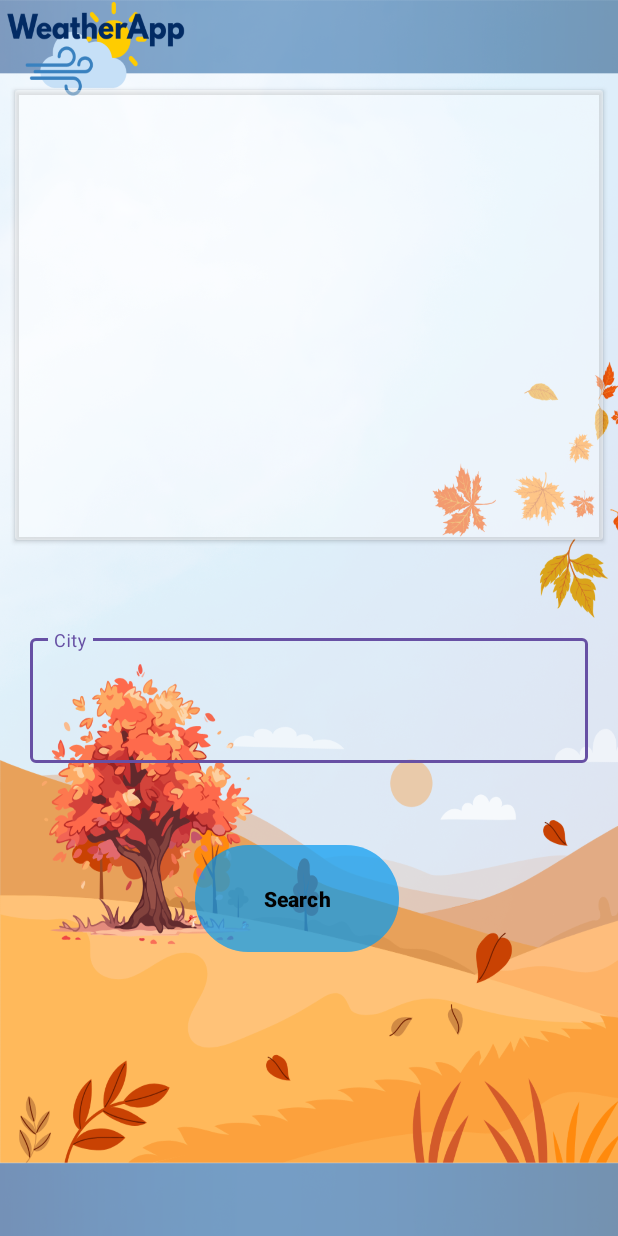
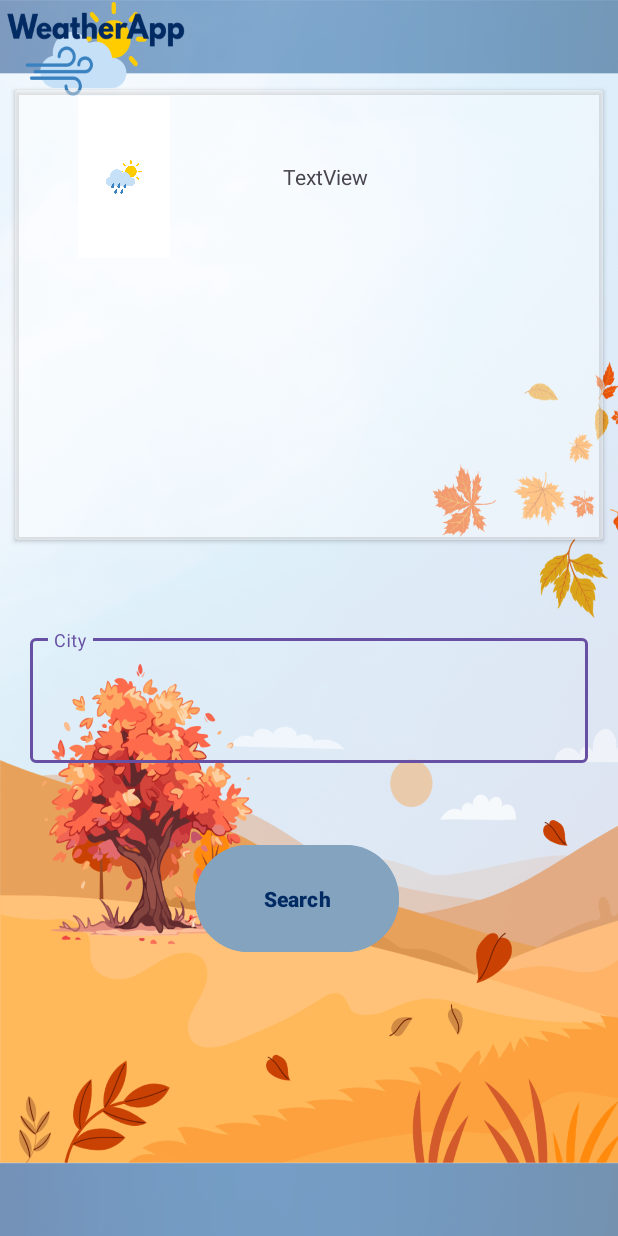
Before and after one commit to Arek7078/weatherAppArekKaszuba, an Android app: the MainActivity screen opened directly, with no data from a screen before it, on a phone screen of 412 x 824 dp. Run offline under Robolectric (Android 15) with nearby library versions, the phone set to English and light mode, and no system bars.

Commit message:
Add search input logic and initial weather card UI

```diff
--- a/app/src/main/java/com/example/weatherapp/MainActivity.kt
+++ b/app/src/main/java/com/example/weatherapp/MainActivity.kt
@@ -1,6 +1,7 @@
 package com.example.weatherapp
 
 import android.os.Bundle
+import android.text.Editable
 import android.view.View
 import android.widget.Button
 import android.widget.ImageView
@@ -13,6 +14,8 @@ import androidx.core.graphics.drawable.toDrawable
 import androidx.core.view.ViewCompat
 import androidx.core.view.WindowInsetsCompat
 import com.google.android.material.textfield.TextInputEditText
+import kotlinx.coroutines.flow.combineTransform
+import java.util.Objects
 
 class MainActivity : AppCompatActivity() {
     override fun onCreate(savedInstanceState: Bundle?) {
@@ -29,18 +32,23 @@ class MainActivity : AppCompatActivity() {
         var container = findViewById<CardView>(R.id.container)
         var background = findViewById<LinearLayout>(R.id.background)
 
-        val season = "winter"
+
+
+
 
         searchBtn.setOnClickListener {
-            when(season){
+            var userValue = userInput.text.toString()
+            when(userValue){
                 "summer" -> background.setBackgroundResource(R.drawable.lato)
                 "winter" -> background.setBackgroundResource(R.drawable.zima)
                 "spring" -> background.setBackgroundResource(R.drawable.wiosna)
                 "autumn" -> background.setBackgroundResource(R.drawable.jesien)
                 else -> background.setBackgroundResource(R.drawable.day)
             }
+            userInput.text = null
 
             container.visibility = View.VISIBLE
+
         }
     }
 }
--- a/app/src/main/res/layout/activity_main.xml
+++ b/app/src/main/res/layout/activity_main.xml
@@ -41,10 +41,41 @@
             android:layout_marginTop="10dp"
             android:layout_marginRight="10dp"
             android:layout_marginBottom="10dp"
+            android:animateLayoutChanges="false"
+            android:animationCache="false"
             android:background="@drawable/lato"
             android:hapticFeedbackEnabled="false"
             android:visibility="visible"
-            app:cardBackgroundColor="#6AFFFFFF" />
+            app:cardBackgroundColor="#6AFFFFFF" >
+
+            <androidx.constraintlayout.widget.ConstraintLayout
+                android:layout_width="match_parent"
+                android:layout_height="match_parent">
+
+                <ImageView
+                    android:id="@+id/imageView"
+                    android:layout_width="137dp"
+                    android:layout_height="108dp"
+                    android:layout_marginStart="4dp"
+                    android:layout_marginTop="4dp"
+                    android:background="#00FFFFFF"
+                    android:backgroundTint="#00FFFFFF"
+                    app:layout_constraintStart_toStartOf="parent"
+                    app:layout_constraintTop_toTopOf="parent"
+                    app:srcCompat="@drawable/a" />
+
+                <TextView
+                    android:id="@+id/textView"
+                    android:layout_width="wrap_content"
+                    android:layout_height="wrap_content"
+                    android:layout_marginTop="48dp"
+                    android:text="TextView"
+                    app:layout_constraintEnd_toEndOf="parent"
+                    app:layout_constraintHorizontal_bias="0.191"
+                    app:layout_constraintStart_toEndOf="@+id/imageView"
+                    app:layout_constraintTop_toTopOf="parent" />
+            </androidx.constraintlayout.widget.ConstraintLayout>
+        </androidx.cardview.widget.CardView>
 
         <Space
             android:layout_width="match_parent"
@@ -79,10 +110,10 @@
             android:layout_height="79dp"
             android:layout_marginLeft="130dp"
             android:layout_marginRight="130dp"
-            android:backgroundTint="#760599EF"
+            android:backgroundTint="#83A3BF"
             android:fontFamily="sans-serif-black"
             android:text="Search"
-            android:textColor="#020202"
+            android:textColor="#022B64"
             android:textColorLink="#69FFFFFF" />
 
     </LinearLayout>
```
